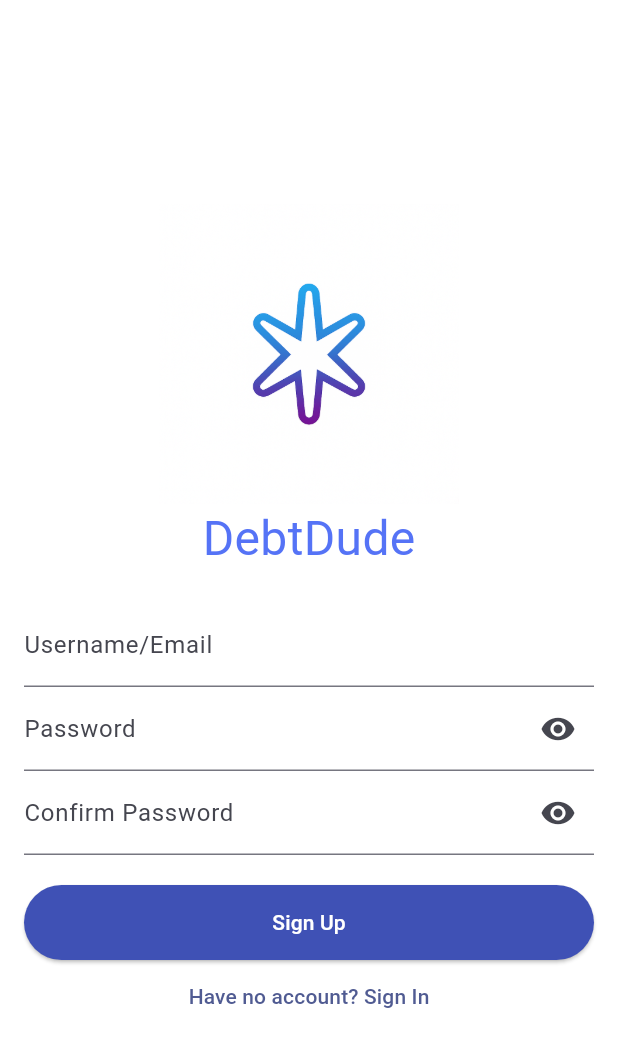
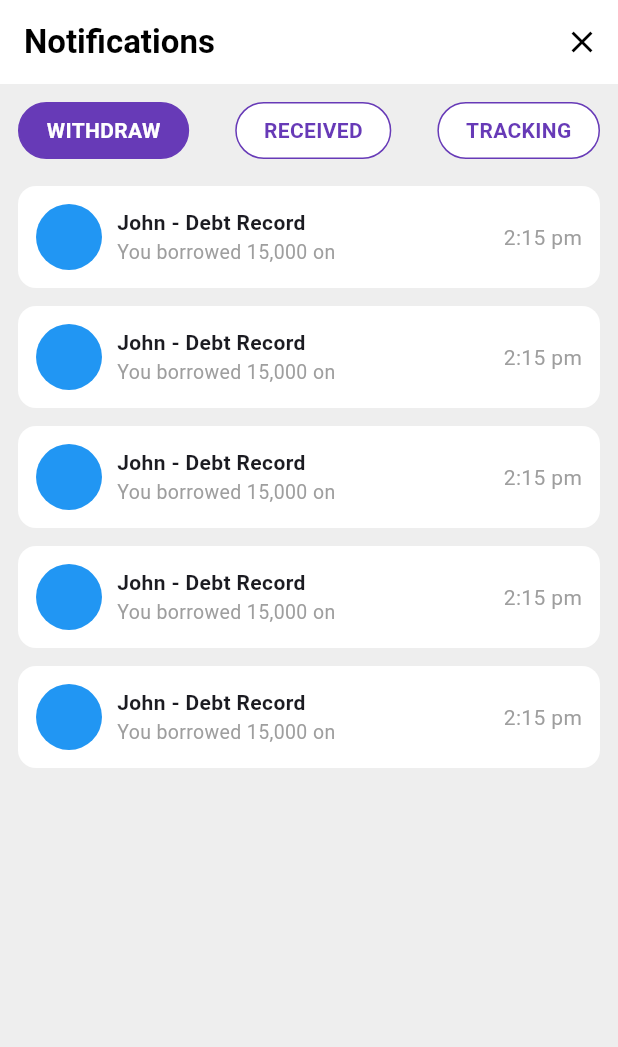
Before and after one commit to didierdrin/debtdude, a Flutter app: the screen it shows after launch, on a phone screen of 412 x 824 dp. Shown: the top 1047 px of the screen. Run offline on Flutter 3.47's test engine with Material 3 defaults, Android fonts, the phone set to English and light mode, and no system bars; our stand-ins replace flutter_bloc.

Commit message:
add notification screen

```diff
--- a/lib/main.dart
+++ b/lib/main.dart
@@ -1,5 +1,6 @@
 import 'package:flutter/material.dart';
 import 'package:debtdude/screens/splash_screen.dart';
+import 'screens/notifications_screen.dart';
 
 void main() {
   runApp(const MyApp());
@@ -16,7 +17,7 @@ class MyApp extends StatelessWidget {
       theme: ThemeData(
         colorScheme: ColorScheme.fromSeed(seedColor: const Color(0xFF5573F6)),
       ),
-      home: const SplashScreen(),
+      home: const NotificationsScreen(),
     );
   }
 }
--- /dev/null
+++ b/lib/screens/notifications_screen.dart
@@ -0,0 +1,116 @@
+import 'package:flutter/material.dart';
+
+class NotificationsScreen extends StatelessWidget {
+  const NotificationsScreen({super.key});
+
+  @override
+  Widget build(BuildContext context) {
+    return Scaffold(
+      appBar: AppBar(
+        backgroundColor: Colors.white,
+        elevation: 0,
+        title: const Text(
+          "Notifications",
+          style: TextStyle(color: Colors.black, fontWeight: FontWeight.bold),
+        ),
+        actions: [
+          IconButton(
+            icon: const Icon(Icons.close, color: Colors.black),
+            onPressed: () {
+              Navigator.pop(context);
+            },
+          ),
+        ],
+      ),
+      backgroundColor: Colors.grey[200],
+      body: Column(
+        children: [
+          // Tabs for Withdraw, Received, Tracking
+          Padding(
+            padding: const EdgeInsets.all(12),
+            child: Row(
+              mainAxisAlignment: MainAxisAlignment.spaceBetween,
+              children: [
+                _topButton("WITHDRAW", true),
+                _topButton("RECEIVED", false),
+                _topButton("TRACKING", false),
+              ],
+            ),
+          ),
+
+          // List of notifications
+          Expanded(
+            child: ListView.builder(
+              itemCount: 5,
+              itemBuilder: (context, index) {
+                return _notificationTile();
+              },
+            ),
+          ),
+        ],
+      ),
+    );
+  }
+
+  // Top tab button style
+  Widget _topButton(String text, bool isActive) {
+    return Container(
+      padding: const EdgeInsets.symmetric(horizontal: 18, vertical: 8),
+      decoration: BoxDecoration(
+        color: isActive ? Colors.deepPurple : Colors.white,
+        borderRadius: BorderRadius.circular(20),
+        border: Border.all(color: Colors.deepPurple),
+      ),
+      child: Text(
+        text,
+        style: TextStyle(
+          color: isActive ? Colors.white : Colors.deepPurple,
+          fontWeight: FontWeight.bold,
+        ),
+      ),
+    );
+  }
+
+  // Notification card
+  Widget _notificationTile() {
+    return Container(
+      margin: const EdgeInsets.symmetric(horizontal: 12, vertical: 6),
+      padding: const EdgeInsets.all(12),
+      decoration: BoxDecoration(
+        color: Colors.white,
+        borderRadius: BorderRadius.circular(12),
+      ),
+      child: Row(
+        mainAxisAlignment: MainAxisAlignment.spaceBetween,
+        children: [
+          Row(
+            children: [
+              const CircleAvatar(
+                radius: 22,
+                backgroundColor: Colors.blue,
+              ),
+              const SizedBox(width: 10),
+              Column(
+                crossAxisAlignment: CrossAxisAlignment.start,
+                children: const [
+                  Text(
+                    "John - Debt Record",
+                    style: TextStyle(fontWeight: FontWeight.bold),
+                  ),
+                  Text(
+                    "You borrowed 15,000 on",
+                    style: TextStyle(color: Colors.grey, fontSize: 13),
+                  ),
+                ],
+              ),
+            ],
+          ),
+          const Text(
+            "2:15 pm",
+            style: TextStyle(color: Colors.grey),
+          ),
+        ],
+      ),
+    );
+  }
+}
```
Also changed, not shown: pubspec.lock.
